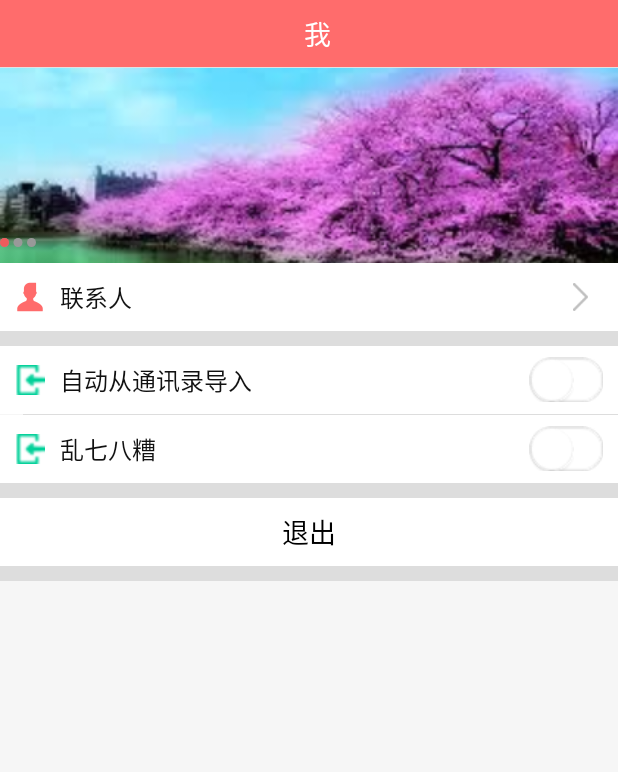
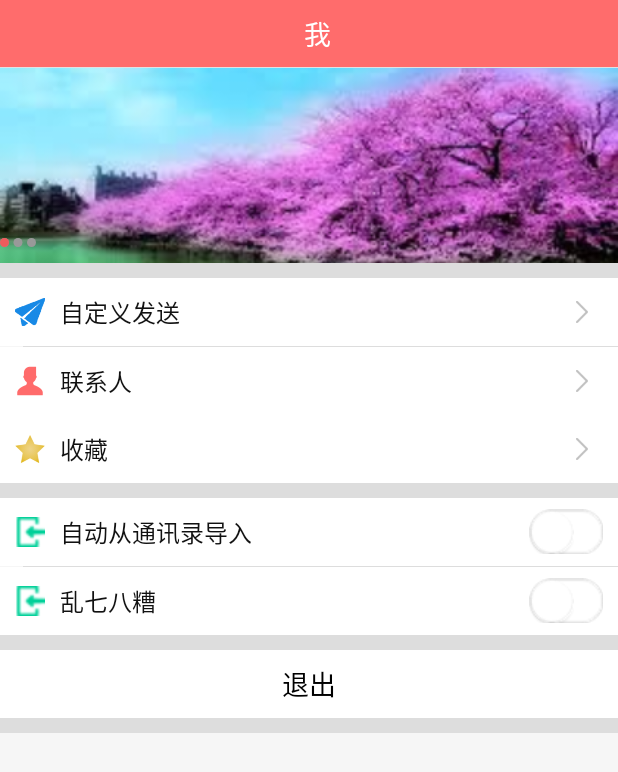
Before and after one commit to wangguang2112/MassSMS, an Android app: the fragment SettingFragment shown on its own in the app's theme, on a phone screen of 412 x 824 dp. Shown: the top 772 px of the screen. Run offline under Robolectric (Android 15) with nearby library versions, the phone set to English and light mode, and no system bars; libraries missing offline, so code that uses them is left out: com.tencent.bugly; 10 statements that could not run were skipped.

Commit message:
王广：改改改13

```diff
--- a/app/src/main/java/com/wang/masssms/activity/AllContactActivity.java
+++ b/app/src/main/java/com/wang/masssms/activity/AllContactActivity.java
@@ -39,6 +39,8 @@ public class AllContactActivity extends BaseActivity implements SwipeMenuListVie
     public static final int IMPORT_FOR_DATA_TYPE = 0;
 
     public static final int VIEW_ALL_DATA_TYPE = 1;
+
+    public static final int MY_SEND_DATA_TYPE = 2;
 
     private IMHeadView mHeadView;
 
@@ -100,9 +102,9 @@ public class AllContactActivity extends BaseActivity implements SwipeMenuListVie
         mOutAnim = AnimationUtils.loadAnimation(this, R.anim.float_down_in);
         initViewData();
         mProxy = new ContactProxy(this, getCallbackHandler());
-        if(SharedPreferencesUtil.getInstance().getBoolean(SharedPreferencesUtil.AUTO_IMPORT_FROM_PHONE_FLAG,false)){
+        if (SharedPreferencesUtil.getInstance().getBoolean(SharedPreferencesUtil.AUTO_IMPORT_FROM_PHONE_FLAG, false)) {
             mProxy.viewAllContactFromPhone();
-        }else {
+        } else {
             mProxy.getALLContactList();
         }
         setOnBusy(true);
@@ -132,9 +134,12 @@ public class AllContactActivity extends BaseActivity implements SwipeMenuListVie
                     });
                 }
                 break;
+            case MY_SEND_DATA_TYPE:
+
+                break;
             case VIEW_ALL_DATA_TYPE:
             default:
-                Drawable drawable= getResources().getDrawable(R.drawable.delete_deep);
+                Drawable drawable = getResources().getDrawable(R.drawable.delete_deep);
                 drawable.setBounds(0, 0, drawable.getMinimumWidth(), drawable.getMinimumHeight());
                 mHandleBT.setCompoundDrawablePadding(20);
                 mHandleBT.setCompoundDrawables(drawable, null, null, null);
@@ -185,11 +190,11 @@ public class AllContactActivity extends BaseActivity implements SwipeMenuListVie
         } else if (action.equals(ContactProxy.EDIT_CONTACT_SUCCESS)) {
             setResult(Activity.RESULT_OK);
             setOnBusy(false);
-        }else if(action.equals(ContactProxy.IMPORT_CONTACT_TO_GROUP_SUCCESS)){
+        } else if (action.equals(ContactProxy.IMPORT_CONTACT_TO_GROUP_SUCCESS)) {
             setOnBusy(false);
             setResult(Activity.RESULT_OK);
             this.finish();
-        }else if(action.equals(ContactProxy.VIEW_ALL_CONTACT_SUCCESS)){
+        } else if (action.equals(ContactProxy.VIEW_ALL_CONTACT_SUCCESS)) {
             mProxy.getALLContactList();
         }
     }
--- a/app/src/main/java/com/wang/masssms/fragment/SettingFragment.java
+++ b/app/src/main/java/com/wang/masssms/fragment/SettingFragment.java
@@ -44,6 +44,11 @@ public class SettingFragment extends BaseFragment implements View.OnClickListene
     private int imageid[] = {R.drawable.image1, R.drawable.image2, R.drawable.image3};
 
     private LinearLayout mAllContactView;
+    private LinearLayout mMySendView;
+    private LinearLayout mCollectionView;
+    public CirclePageIndicator getIndicator() {
+        return mIndicator;
+    }
 
     private IMToggleButton mAutoImportBT;
 
@@ -58,6 +63,10 @@ public class SettingFragment extends BaseFragment implements View.OnClickListene
         mViewPager = (AutoScrollViewPager) view.findViewById(R.id.setting_viewpager);
         mAllContactView = (LinearLayout) view.findViewById(R.id.setting_view_all_contact);
         mAllContactView.setOnClickListener(this);
+        mMySendView= (LinearLayout) view.findViewById(R.id.settint_my_send);
+        mMySendView.setOnClickListener(this);
+        mCollectionView= (LinearLayout) view.findViewById(R.id.setting_collection);
+        mCollectionView.setOnClickListener(this);
         mAutoImportBT = (IMToggleButton) view.findViewById(R.id.setting_auto_import_from_phone);
         mAutoImportBT.setToggleState(SharedPreferencesUtil.getInstance().getBoolean(SharedPreferencesUtil.AUTO_IMPORT_FROM_PHONE_FLAG, false));
         mAutoImportBT.setIOnToggleStateChangeListener(new IOnToggleStateChangeListener() {
@@ -92,11 +101,18 @@ public class SettingFragment extends BaseFragment implements View.OnClickListene
             case R.id.setting_logout:
                 getActivity().finish();
                 break;
-            case R.id.setting_view_all_contact:
+            case R.id.settint_my_send:
                 Intent intent = new Intent(getActivity(), AllContactActivity.class);
                 intent.putExtra("type", AllContactActivity.VIEW_ALL_DATA_TYPE);
                 startActivity(intent);
                 break;
+            case R.id.setting_view_all_contact:
+                Intent intent2 = new Intent(getActivity(), AllContactActivity.class);
+                intent2.putExtra("type", AllContactActivity.MY_SEND_DATA_TYPE);
+                startActivity(intent2);
+                break;
+            case R.id.setting_collection:
+
             default:
                 break;
         }
--- a/app/src/main/res/layout/fragment_message.xml
+++ b/app/src/main/res/layout/fragment_message.xml
@@ -9,10 +9,10 @@
             android:layout_height="45dp"
             headbar:headtitle="短信"
             android:background="#FFF"></com.wang.masssms.uiview.IMHeadView>
+
     <com.baoyz.swipemenulistview.SwipeMenuListView
             android:id="@+id/message_swipeMenuListView"
             android:layout_width="match_parent"
-        android:layout_height="match_parent" />
-
+            android:layout_height="match_parent"/>
 
 </LinearLayout>
--- a/app/src/main/res/layout/fragment_setting.xml
+++ b/app/src/main/res/layout/fragment_setting.xml
@@ -31,6 +31,31 @@
                                                                                 app:radius="3dp"
                                                                                 app:strokeColor="#00000000"/>
             </FrameLayout>
+            <View
+                    android:layout_width="match_parent" android:layout_height="10dp"
+                    android:background="#ddd"/>
+            <LinearLayout android:id="@+id/settint_my_send"
+                          android:layout_width="match_parent" android:layout_height="45dp" android:orientation="horizontal"
+                          android:background="@drawable/add_button_background">
+                <ImageView android:layout_width="20dp" android:layout_height="20dp"
+                           android:layout_gravity="center_vertical"
+                           android:layout_marginLeft="10dp"
+                           android:scaleType="fitCenter"
+                           android:src="@drawable/my_send"
+                        />
+                <TextView android:layout_width="0dp" android:layout_height="40dp"
+                          android:layout_weight="1"
+                          style="@style/setting_text_style"
+                           android:text="自定义发送"
+                          android:gravity="center_vertical"
+                        />
+                <ImageView android:layout_width="8dp" android:layout_height="wrap_content"
+                           android:layout_gravity="center_vertical"
+                           android:layout_marginRight="20dp" android:src="@drawable/right_arrow"/>
+            </LinearLayout>
+            <View android:layout_marginLeft="15dp"
+                  android:layout_width="match_parent" android:layout_height="0.5dp"
+                  android:background="#ddd"/>
             <LinearLayout android:id="@+id/setting_view_all_contact"
                           android:layout_width="match_parent" android:layout_height="45dp" android:orientation="horizontal"
                           android:background="@drawable/add_button_background">
@@ -46,7 +71,26 @@
                           android:id="@+id/view_all_contact" android:text="联系人"
                           android:gravity="center_vertical"
                         />
-                <ImageView android:layout_width="10dp" android:layout_height="wrap_content"
+                <ImageView android:layout_width="8dp" android:layout_height="wrap_content"
+                           android:layout_gravity="center_vertical"
+                           android:layout_marginRight="20dp" android:src="@drawable/right_arrow"/>
+            </LinearLayout>
+            <LinearLayout android:id="@+id/setting_collection"
+                          android:layout_width="match_parent" android:layout_height="45dp" android:orientation="horizontal"
+                          android:background="@drawable/add_button_background">
+                <ImageView android:layout_width="20dp" android:layout_height="20dp"
+                           android:layout_gravity="center_vertical"
+                           android:layout_marginLeft="10dp"
+                           android:scaleType="fitCenter"
+                           android:src="@drawable/collection"
+                        />
+                <TextView android:layout_width="0dp" android:layout_height="40dp"
+                          android:layout_weight="1"
+                          style="@style/setting_text_style"
+                          android:text="收藏"
+                          android:gravity="center_vertical"
+                        />
+                <ImageView android:layout_width="8dp" android:layout_height="wrap_content"
                            android:layout_gravity="center_vertical"
                            android:layout_marginRight="20dp" android:src="@drawable/right_arrow"/>
             </LinearLayout>
--- /dev/null
+++ b/app/src/main/res/layout/message_item_layout.xml
@@ -0,0 +1,8 @@
+<?xml version="1.0" encoding="utf-8"?>
+<LinearLayout xmlns:android="http://schemas.android.com/apk/res/android"
+              android:orientation="vertical"
+              android:layout_width="match_parent"
+              android:layout_height="match_parent"
+              android:background="#bbb">
+
+</LinearLayout>
```
Also changed, not shown: app/src/main/res/drawable/collection.png (added), app/src/main/res/drawable/my_send.png (added). Lines whose indentation alone changed are shown as unchanged.
